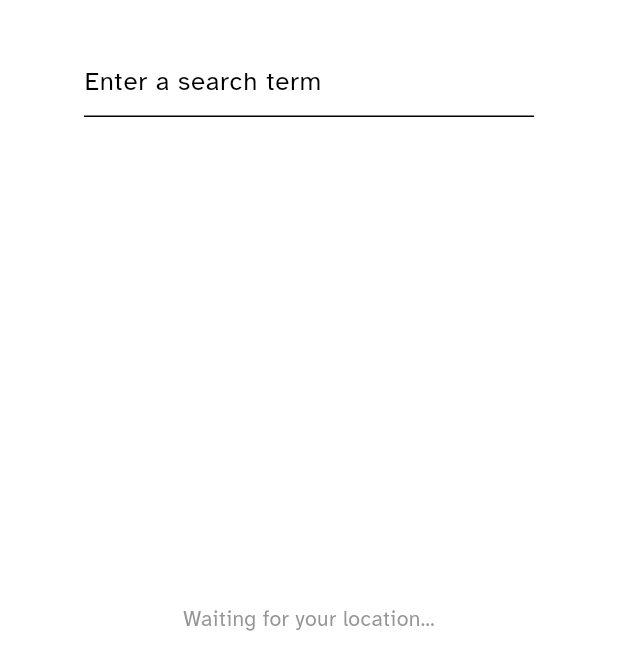
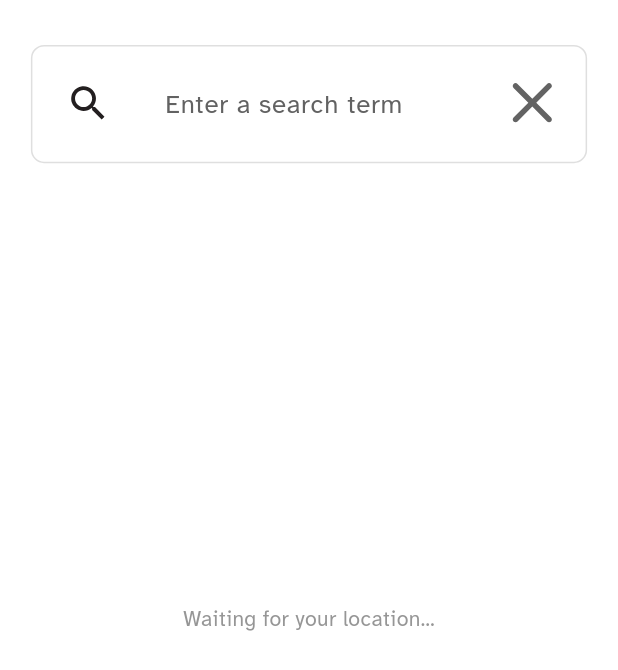
Before and after one commit to HafidAmbardi/auricurrus-mobile, a Flutter app: the LocationScreen screen opened by its route, on a phone screen of 412 x 824 dp. Shown: the top 670 px of the screen. Run offline on Flutter 3.47's test engine with Material 3 defaults, Android fonts, the phone set to English and light mode, and no system bars; our stand-ins replace cached_network_image, flutter_riverpod, flutter_svg, flutter_svg_provider, geocoding, google_maps_flutter and 1 more; missing offline and left inert: flutter_polyline_points, staggered_grid_view_flutter.

```diff
--- a/lib/pages/map/places_google_api.dart
+++ b/lib/pages/map/places_google_api.dart
@@ -6,6 +6,8 @@ import 'package:geocoding/geocoding.dart';
 import 'package:google_maps_flutter/google_maps_flutter.dart';
 import 'package:http/http.dart' as http;
 import 'package:uuid/uuid.dart';
+import 'package:flutter_svg/flutter_svg.dart';
+import 'package:hafidomio_s_application2/core/app_export.dart';
 
 class PlacesApiGoogleMapSearch extends ConsumerStatefulWidget {
   const PlacesApiGoogleMapSearch({super.key});
@@ -20,7 +22,9 @@ final destinationStateProvider = StateProvider<LatLng?>((ref) {
 });
 
 class _PlacesApiGoogleMapSearchState
-    extends ConsumerState<PlacesApiGoogleMapSearch> {
+    extends ConsumerState<PlacesApiGoogleMapSearch>
+    with WidgetsBindingObserver {
+  bool isTyping = false;
   String tokenForSession = '12345';
   // make destination a global variable
 
@@ -55,33 +59,42 @@ class _PlacesApiGoogleMapSearchState
 
   void onModify() {
     makeSuggestions(_controller.text);
+    setState(() {
+      isTyping = _controller.text.isNotEmpty; // Update this line
+    });
   }
 
   @override
   void initState() {
     super.initState();
-    _controller.addListener(() {
-      onModify();
+    _controller.addListener(onModify);
+    WidgetsBinding.instance?.addObserver(this);
+  }
+
+  @override
+  void dispose() {
+    WidgetsBinding.instance?.removeObserver(this);
+    super.dispose();
+  }
+
+  @override
+  void didChangeMetrics() {
+    final bottomInset = WidgetsBinding.instance!.window.viewInsets.bottom;
+    final newValue = bottomInset > 0.0;
+    if (newValue != isTyping) {
+      setState(() {
+        isTyping = newValue;
       });
+    }
   }
 
   @override
   Widget build(BuildContext context) {
     final destination = ref.watch(destinationStateProvider);
-    return Align(
-      //align at the top center
-      alignment: Alignment.topCenter,
+    return Center(
         child: Container(
-        // appropriate width
-        width: 300,
-        // appropriate height
-        height: 300,
-
-        color: Colors.transparent,
-        child: Center(
-          child: Scaffold(
-            backgroundColor: Colors.transparent,
-            body: Column(
+            width: MediaQuery.of(context).size.width * 0.9,
+            child: Column(
                 mainAxisAlignment: MainAxisAlignment.start,
                 crossAxisAlignment: CrossAxisAlignment.center,
                 children: [
@@ -89,37 +102,94 @@ class _PlacesApiGoogleMapSearchState
                     padding: const EdgeInsets.only(top: 30.0),
                     child: TextFormField(
                       controller: _controller,
-                      decoration: const InputDecoration(
+                      decoration: InputDecoration(
                         hintText: 'Enter a search term',
+                        hintStyle: CustomTextStyles.bodyLargeOnError,
+                        prefixIcon: Container(
+                          margin: EdgeInsets.fromLTRB(21.h, 22.v, 29.h, 23.v),
+                          child: SvgPicture.asset(
+                            ImageConstant.imgSearchPrimarycontainer,
+                            height: 30.adaptSize,
+                            width: 30.adaptSize,
+                          ),
+                        ),
+                        prefixIconConstraints: BoxConstraints(
+                          maxHeight: 75.v,
+                        ),
+                        suffixIcon: Container(
+                          margin: EdgeInsets.fromLTRB(30.h, 22.v, 19.h, 23.v),
+                          child: SvgPicture.asset(
+                            ImageConstant.imgCloseOnerror,
+                            height: 30.adaptSize,
+                            width: 30.adaptSize,
+                          ),
+                        ),
+                        suffixIconConstraints: BoxConstraints(
+                          maxHeight: 75.v,
+                        ),
+                        isDense: true,
+                        contentPadding: EdgeInsets.symmetric(vertical: 26.v),
+                        fillColor:
+                            theme.colorScheme.onErrorContainer.withOpacity(1),
+                        filled: true,
+                        border: OutlineInputBorder(
+                          borderRadius: BorderRadius.circular(8.h),
+                          borderSide: BorderSide(
+                            color: appTheme.gray300,
+                            width: 1,
+                          ),
+                        ),
+                        enabledBorder: OutlineInputBorder(
+                          borderRadius: BorderRadius.circular(8.h),
+                          borderSide: BorderSide(
+                            color: appTheme.gray300,
+                            width: 1,
+                          ),
+                        ),
+                        focusedBorder: OutlineInputBorder(
+                          borderRadius: BorderRadius.circular(8.h),
+                          borderSide: BorderSide(
+                            color: appTheme.gray300,
+                            width: 1,
                           ),
                         ),
                       ),
-                  Container(
+                    ),
+                  ),
+                  // Suggestions
+                  Visibility(
+                      visible: isTyping,
+                      child: Container(
                         // white background with half opacity
-                    color: Colors.white.withOpacity(0.5),
+                        color: Colors.white.withOpacity(1),
                         height: 200,
                         child: ListView.builder(
                           itemCount: listForPlaces.length,
                           itemBuilder: (context, index) {
                             return ListTile(
                               onTap: () async {
-                            List<Location> location = await locationFromAddress(
+                                List<Location> location =
+                                    await locationFromAddress(
                                         listForPlaces[index]['description']);
 
-                            ref.read(destinationStateProvider.notifier).state =
+                                ref
+                                        .read(destinationStateProvider.notifier)
+                                        .state =
                                     LatLng(location.last.latitude,
                                         location.last.longitude);
                                 print(destination);
+
+                                FocusScope.of(context)
+                                    .unfocus(); // Add this line
+                                setState(() {
+                                  isTyping = false; // Add this line
+                                });
                               },
                               title: Text(listForPlaces[index]['description']),
                             );
                           },
                         ),
-                  )
-                ]),
-          ),
-        ),
-      ),
-    );
+                      )),
+                ])));
   }
 }
--- a/lib/presentation/location_screen/location_screen.dart
+++ b/lib/presentation/location_screen/location_screen.dart
@@ -16,7 +16,9 @@ class LocationScreen extends StatelessWidget {
 
   @override
   Widget build(BuildContext context) {
-    return MapPage();
+    return MapPage(
+      showPlacesApiGoogleMapSearch: true,
+    );
   }
 
   /// Section Widget
```
Also changed, not shown: lib/presentation/dashboard_container_screen/dashboard_container_screen.dart (+6 -2 lines), lib/presentation/profile_screen/profile_screen.dart (+36 -26 lines), lib/widgets/custom_search_view.dart (+5 -4 lines). Lines whose indentation alone changed are shown as unchanged.
